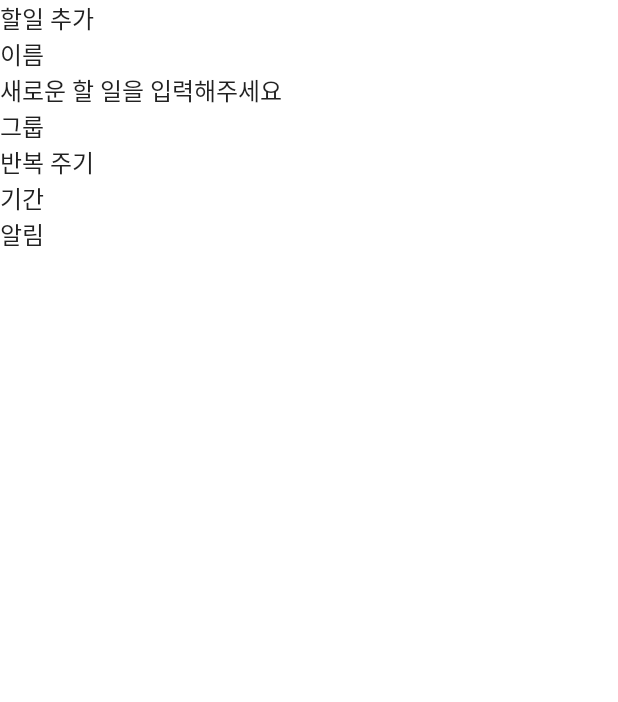
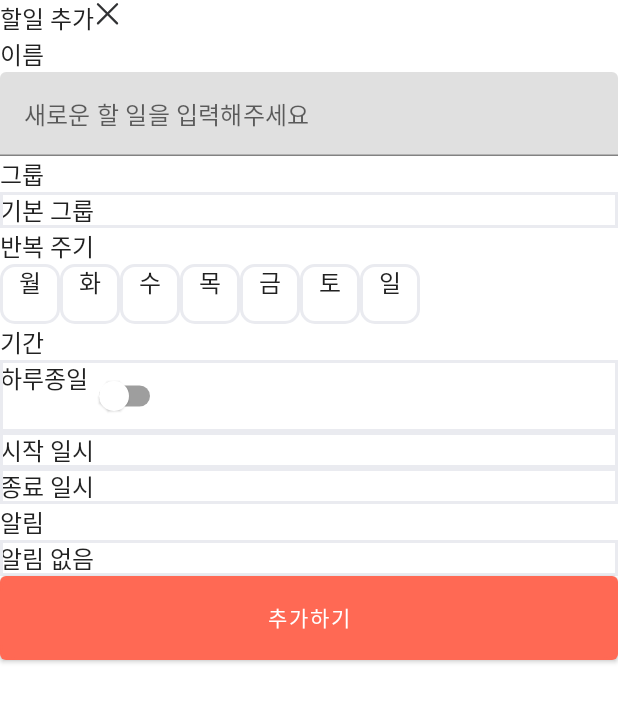
Before and after one commit to Muyaho-project/TodoNyanApp, an Android app built with Jetpack Compose: the composable AddBody shown on its own in the app's theme, on a phone screen of 412 x 824 dp. Shown: the top 702 px of the screen. Run offline under Robolectric (Android 15) with nearby library versions, the phone set to English and light mode, and no system bars.

Commit message:
feat: Add화면 ui 추가

```diff
--- a/app/src/main/java/com/kwancorp/todonyanapp/MainActivity.kt
+++ b/app/src/main/java/com/kwancorp/todonyanapp/MainActivity.kt
@@ -81,6 +81,9 @@ fun TodoNavHost(
         composable(TodoScreen.My.name) {
             MyBody()
         }
+        composable(TodoScreen.Add.name) {
+            AddBody()
+        }
     }
 }
 
--- a/app/src/main/java/com/kwancorp/todonyanapp/ui/AddScreen.kt
+++ b/app/src/main/java/com/kwancorp/todonyanapp/ui/AddScreen.kt
@@ -1,22 +1,182 @@
 package com.kwancorp.todonyanapp.ui
 
-import androidx.compose.foundation.layout.Column
-import androidx.compose.foundation.layout.Row
-import androidx.compose.material.Text
-import androidx.compose.runtime.Composable
+import androidx.compose.foundation.Image
+import androidx.compose.foundation.border
+import androidx.compose.foundation.layout.*
+import androidx.compose.foundation.shape.RoundedCornerShape
+import androidx.compose.material.*
+import androidx.compose.runtime.*
+import androidx.compose.ui.Modifier
+import androidx.compose.ui.res.painterResource
+import androidx.compose.ui.text.style.TextAlign
+import androidx.compose.ui.unit.dp
+import com.kwancorp.todonyanapp.R
+import com.kwancorp.todonyanapp.ui.theme.BorderColor
+import com.kwancorp.todonyanapp.ui.theme.KeyColor
+import com.kwancorp.todonyanapp.ui.theme.White
 
 @Composable
 fun AddBody() {
-    Column {
+    Column(
+        modifier = Modifier
+            .fillMaxWidth()
+    ) {
         Row {
             Text("할일 추가")
+            Image(
+                painter = painterResource(R.drawable.ic_close),
+                contentDescription = null
+            )
         }
+        TodoTitle()
+        TodoGroup()
+        RepeatCycle()
+        Period()
+        Notice()
 
-        Text("이름")
-        Text("새로운 할 일을 입력해주세요")
-        Text("그룹")
-        Text("반복 주기")
-        Text("기간")
-        Text("알림")
+        AddButton()
     }
 }
+
+@Composable
+fun TodoTitle() {
+    Text(text = "이름")
+
+    var text by remember { mutableStateOf("") }
+    TextField(
+        value = text,
+        modifier = Modifier
+            .fillMaxWidth(),
+        onValueChange = {text = it},
+        placeholder = { Text("새로운 할 일을 입력해주세요") }
+    )
+}
+
+@Composable
+fun TodoGroup() {
+    Text("그룹")
+
+    Row(
+        modifier = Modifier
+            .fillMaxWidth()
+            .border(
+                width = 1.5.dp,
+                color = BorderColor
+            )
+    ) {
+        Text("기본 그룹")
+    }
+}
+
+@Composable
+fun RepeatCycle() {
+    Text("반복 주기")
+
+    Row(
+        modifier = Modifier
+            .fillMaxWidth(),
+    ) {
+        RepeatCycleItem(day = "월")
+        RepeatCycleItem(day = "화")
+        RepeatCycleItem(day = "수")
+        RepeatCycleItem(day = "목")
+        RepeatCycleItem(day = "금")
+        RepeatCycleItem(day = "토")
+        RepeatCycleItem(day = "일")
+    }
+}
+
+@Composable
+fun RepeatCycleItem(day: String) {
+    Text(
+        text = day,
+        textAlign = TextAlign.Center,
+        modifier = Modifier
+            .width(40.dp)
+            .height(40.dp)
+            .border(
+                width = 1.5.dp,
+                color = BorderColor,
+                shape = RoundedCornerShape(10.dp)
+            ),
+    )
+}
+
+@Composable
+fun Period() {
+    Text("기간")
+
+    Row(
+        modifier = Modifier
+            .fillMaxWidth()
+            .border(
+                width = 1.5.dp,
+                color = BorderColor
+            )
+    ) {
+        Text("하루종일")
+        Switch(
+            checked = false,
+            onCheckedChange = {}
+        )
+    }
+
+    Row(
+        modifier = Modifier
+            .fillMaxWidth()
+            .border(
+                width = 1.5.dp,
+                color = BorderColor
+            )
+    ) {
+        Text("시작 일시")
+    }
+
+    Row(
+        modifier = Modifier
+            .fillMaxWidth()
+            .border(
+                width = 1.5.dp,
+                color = BorderColor
+            )
+    ) {
+        Text("종료 일시")
+    }
+}
+
+@Composable
+fun Notice() {
+    Text("알림")
+
+    Row(
+        modifier = Modifier
+            .fillMaxWidth()
+            .border(
+                width = 1.5.dp,
+                color = BorderColor
+            )
+    ) {
+        Text("알림 없음")
+    }
+}
+
+@Composable
+fun AddButton() {
+    Button(
+        modifier = Modifier
+            .fillMaxWidth()
+            .height(56.dp)
+            .border(
+                width = 1.0.dp,
+                color = KeyColor,
+                shape = RoundedCornerShape(10.dp)
+            ),
+        colors = ButtonDefaults.buttonColors(backgroundColor = KeyColor),
+        onClick = { }
+    ) {
+        Text(
+            text = "추가하기",
+            color = White
+        )
+    }
+}
--- a/app/src/main/java/com/kwancorp/todonyanapp/ui/TodoScreen.kt
+++ b/app/src/main/java/com/kwancorp/todonyanapp/ui/TodoScreen.kt
@@ -17,6 +17,10 @@ enum class TodoScreen(
     My(
         title = "My",
         iconRes = R.drawable.ic_bottom_my
+    ),
+    Add(
+        title = "Add",
+        iconRes = R.drawable.ic_bottom_add
     );
 
     companion object {
@@ -25,6 +29,7 @@ enum class TodoScreen(
                 Home.name -> Home
                 Cat.name -> Cat
                 My.name -> My
+                Add.name -> Add
                 null -> Home
                 else -> throw IllegalArgumentException("Route $route is not recognized.")
             }
--- a/app/src/main/java/com/kwancorp/todonyanapp/ui/theme/Color.kt
+++ b/app/src/main/java/com/kwancorp/todonyanapp/ui/theme/Color.kt
@@ -6,3 +6,7 @@ val Purple200 = Color(0xFFBB86FC)
 val Purple500 = Color(0xFF6200EE)
 val Purple700 = Color(0xFF3700B3)
 val Teal200 = Color(0xFF03DAC5)
+
+val BorderColor = Color(0xFFEAEBF0)
+val KeyColor = Color(0xFFFF6954)
+val White = Color(0xFFFFFFFF)
--- /dev/null
+++ b/app/src/main/res/drawable/ic_close.xml
@@ -0,0 +1,18 @@
+<vector xmlns:android="http://schemas.android.com/apk/res/android"
+    android:width="18dp"
+    android:height="18dp"
+    android:viewportWidth="18"
+    android:viewportHeight="18">
+  <path
+      android:pathData="M2.636,2.864L15.3639,15.5919"
+      android:strokeWidth="1.5"
+      android:fillColor="#00000000"
+      android:strokeColor="#313234"
+      android:strokeLineCap="round"/>
+  <path
+      android:pathData="M15.364,2.864L2.636,15.5919"
+      android:strokeWidth="1.5"
+      android:fillColor="#00000000"
+      android:strokeColor="#313234"
+      android:strokeLineCap="round"/>
+</vector>
```
